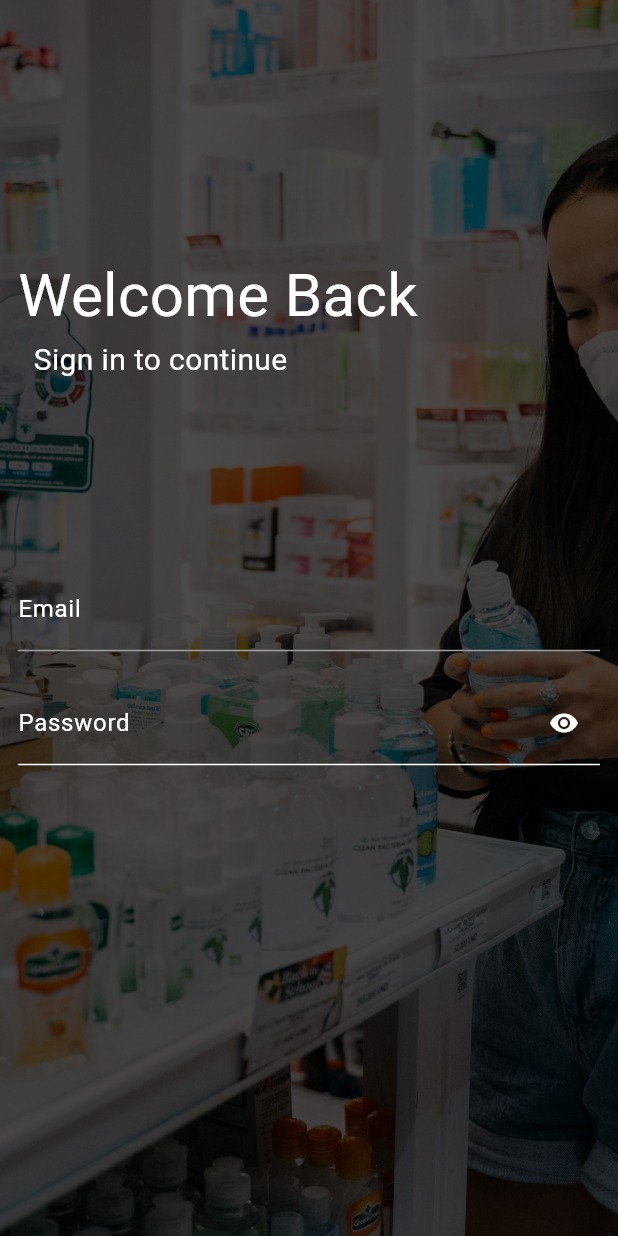
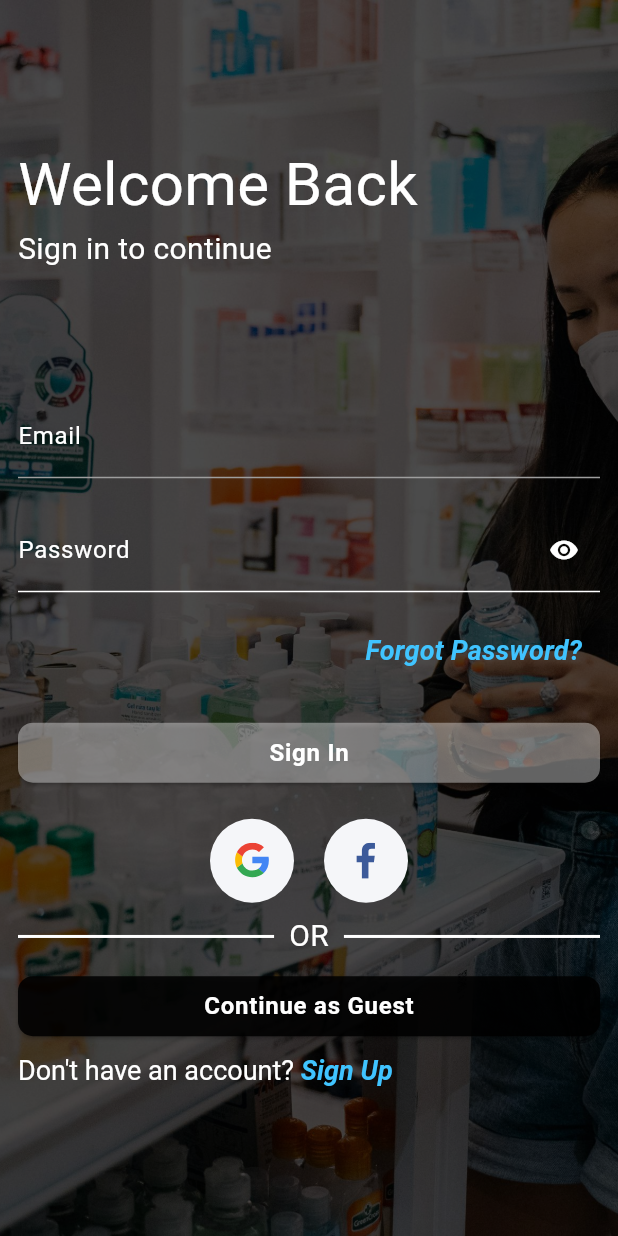
Before and after one commit to belalSoliman/primeCare, a Flutter app: the screen it shows after launch, on a phone screen of 412 x 824 dp. Run offline on Flutter 3.47's test engine with Material 3 defaults, Android fonts, the phone set to English and light mode, and no system bars; drawn by our look-alikes of card_swiper; our stand-ins replace badges, flutter_svg, iconly, shared_preferences.

Commit message:
finished log in screen

```diff
--- a/lib/consts/consts.dart
+++ b/lib/consts/consts.dart
@@ -150,4 +150,16 @@ class Constss {
           ),
     },
   ];
+  static const googleIcon =
+      '''<svg width="16" height="17" viewBox="0 0 16 17" fill="none" xmlns="http://www.w3.org/2000/svg">
+<path d="M15.9988 8.3441C15.9988 7.67295 15.9443 7.18319 15.8265 6.67529H8.1626V9.70453H12.6611C12.5705 10.4573 12.0807 11.5911 10.9923 12.3529L10.9771 12.4543L13.4002 14.3315L13.5681 14.3482C15.1099 12.9243 15.9988 10.8292 15.9988 8.3441Z" fill="#4285F4"/>
+<path d="M8.16265 16.3254C10.3666 16.3254 12.2168 15.5998 13.5682 14.3482L10.9924 12.3528C10.3031 12.8335 9.37796 13.1691 8.16265 13.1691C6.00408 13.1691 4.17202 11.7452 3.51894 9.7771L3.42321 9.78523L0.903556 11.7352L0.870605 11.8268C2.2129 14.4933 4.9701 16.3254 8.16265 16.3254Z" fill="#34A853"/>
+<path d="M3.519 9.77716C3.34668 9.26927 3.24695 8.72505 3.24695 8.16275C3.24695 7.6004 3.34668 7.05624 3.50994 6.54834L3.50537 6.44017L0.954141 4.45886L0.870669 4.49857C0.317442 5.60508 0 6.84765 0 8.16275C0 9.47785 0.317442 10.7204 0.870669 11.8269L3.519 9.77716Z" fill="#FBBC05"/>
+<path d="M8.16265 3.15623C9.69541 3.15623 10.7293 3.81831 11.3189 4.3716L13.6226 2.12231C12.2077 0.807206 10.3666 0 8.16265 0C4.9701 0 2.2129 1.83206 0.870605 4.49853L3.50987 6.54831C4.17202 4.58019 6.00408 3.15623 8.16265 3.15623Z" fill="#EB4335"/>
+</svg>''';
+
+  static const facebookIcon =
+      '''<svg width="8" height="15" viewBox="0 0 8 15" fill="none" xmlns="http://www.w3.org/2000/svg">
+<path d="M5.02224 14.8963V8.10133H7.30305L7.64452 5.45323H5.02224V3.7625C5.02224 2.99583 5.23517 2.4733 6.33467 2.4733L7.73695 2.47265V0.104232C7.49432 0.0720777 6.66197 0 5.6936 0C3.67183 0 2.28768 1.23402 2.28768 3.50037V5.4533H0.000976562V8.1014H2.28761V14.8963L5.02224 14.8963Z" fill="#3C5A9A"/>
+</svg>''';
 }
--- /dev/null
+++ b/lib/screens/Auth/auth_btn.dart
@@ -0,0 +1,38 @@
+import 'package:flutter/material.dart';
+
+class AuthBtn extends StatelessWidget {
+  const AuthBtn(
+      {super.key,
+      required this.fct,
+      required this.btnText,
+      required this.color});
+  final Function fct;
+  final String btnText;
+  final Color color;
+
+  @override
+  Widget build(BuildContext context) {
+    return SizedBox(
+      width: double.infinity,
+      child: ElevatedButton(
+        style: ElevatedButton.styleFrom(
+          backgroundColor: color,
+          shape: RoundedRectangleBorder(
+            borderRadius: BorderRadius.circular(10),
+          ),
+        ),
+        onPressed: () {
+          fct();
+        },
+        child: Text(
+          btnText,
+          style: const TextStyle(
+              color: Colors.white,
+              fontSize: 16,
+              fontWeight: FontWeight.bold,
+              letterSpacing: 0.5),
+        ),
+      ),
+    );
+  }
+}
--- /dev/null
+++ b/lib/screens/Auth/divider.dart
@@ -0,0 +1,31 @@
+import 'package:flutter/material.dart';
+
+class Dividerb extends StatelessWidget {
+  const Dividerb({super.key});
+
+  @override
+  Widget build(BuildContext context) {
+    return const Row(
+      children: [
+        Expanded(
+          child: Divider(
+            color: Colors.white,
+            thickness: 2,
+          ),
+        ),
+        SizedBox(width: 10),
+        Text(
+          'OR',
+          style: TextStyle(color: Colors.white, fontSize: 20),
+        ),
+        SizedBox(width: 10),
+        Expanded(
+          child: Divider(
+            color: Colors.white,
+            thickness: 2,
+          ),
+        ),
+      ],
+    );
+  }
+}
--- /dev/null
+++ b/lib/screens/Auth/google.btn.dart
@@ -0,0 +1,23 @@
+import 'package:flutter/material.dart';
+
+class Googlebtn extends StatelessWidget {
+  const Googlebtn({super.key, required this.press, required this.icon});
+  final VoidCallback press;
+  final Widget icon;
+  @override
+  Widget build(BuildContext context) {
+    return GestureDetector(
+      onTap: press,
+      child: Container(
+        padding: const EdgeInsets.all(16),
+        height: 56,
+        width: 56,
+        decoration: const BoxDecoration(
+          color: Color(0xFFF5F6F9),
+          shape: BoxShape.circle,
+        ),
+        child: icon,
+      ),
+    );
+  }
+}
--- a/lib/screens/Auth/log_in.dart
+++ b/lib/screens/Auth/log_in.dart
@@ -1,6 +1,13 @@
+import 'package:flutter/gestures.dart';
 import 'package:flutter/material.dart';
-import 'package:iconly/iconly.dart';
+import 'package:flutter_svg/svg.dart';
+import 'package:pharnacy_trust/consts/consts.dart';
+import 'package:pharnacy_trust/screens/Auth/auth_btn.dart';
+import 'package:pharnacy_trust/screens/Auth/divider.dart';
+import 'package:pharnacy_trust/screens/Auth/google.btn.dart';
+
 import 'package:pharnacy_trust/screens/Auth/log_in_swiper.dart';
+import 'package:pharnacy_trust/screens/Auth/login_form.dart';
 
 class LogIn extends StatefulWidget {
   const LogIn({super.key});
@@ -10,31 +17,7 @@ class LogIn extends StatefulWidget {
 }
 
 class _LogInState extends State<LogIn> {
-  final _emailController = TextEditingController();
-  final _passwordController = TextEditingController();
-  final _passwordFoucNode = FocusNode();
-  final _formKey = GlobalKey<FormState>();
-  bool _obscureText = true;
-  IconData _iconShow = Icons.visibility;
-  IconData _iconHide = Icons.visibility_off;
-
-  @override
-  void dispose() {
-    _emailController.dispose();
-    _passwordController.dispose();
-    _passwordFoucNode.dispose();
-    super.dispose();
-  }
-
   // ignore: unused_element
-  void _submit() {
-    final isValid = _formKey.currentState!.validate();
-    FocusScope.of(context).unfocus();
-    if (isValid) {
-      print("form submitted");
-    }
-  }
-
   @override
   Widget build(BuildContext context) {
     return Scaffold(
@@ -52,83 +35,75 @@ class _LogInState extends State<LogIn> {
                   crossAxisAlignment: CrossAxisAlignment.start,
                   mainAxisSize: MainAxisSize.max,
                   children: [
-                    SizedBox(height: MediaQuery.of(context).size.height * 0.19),
+                    SizedBox(height: MediaQuery.of(context).size.height * 0.1),
                     const Text("Welcome Back ",
                         style: TextStyle(color: Colors.white, fontSize: 40)),
-                    const Text("  Sign in to continue",
+                    const Text("Sign in to continue",
                         style: TextStyle(color: Colors.white, fontSize: 20)),
-                    SizedBox(height: MediaQuery.of(context).size.height * 0.15),
-                    Form(
-                        key: _formKey,
-                        child: Column(
-                          children: [
-                            TextFormField(
-                              controller: _emailController,
-                              textInputAction: TextInputAction.next,
-                              onEditingComplete: () => FocusScope.of(context)
-                                  .requestFocus(_passwordFoucNode),
-                              keyboardType: TextInputType.emailAddress,
-                              validator: (value) {
-                                if (value!.isEmpty || !value.contains("@")) {
-                                  return "Please enter a valid email address";
-                                } else {
-                                  return null;
-                                }
-                              },
-                              style: const TextStyle(color: Colors.white),
-                              decoration: const InputDecoration(
-                                labelText: "Email",
-                                labelStyle: TextStyle(color: Colors.white),
-                                enabledBorder: UnderlineInputBorder(
-                                    borderSide: BorderSide(color: Colors.grey)),
-                                focusedBorder: UnderlineInputBorder(
-                                    borderSide:
-                                        BorderSide(color: Colors.lightBlue)),
-                              ),
+                    SizedBox(height: MediaQuery.of(context).size.height * 0.1),
+                    const LoginForm(),
+                    const SizedBox(height: 15),
+                    Align(
+                      alignment: Alignment.topRight,
+                      child: TextButton(
+                          onPressed: () {},
+                          child: const Text(
+                            "Forgot Password?",
+                            maxLines: 1,
+                            style: TextStyle(
+                                color: Colors.lightBlueAccent,
+                                fontSize: 18,
+                                fontWeight: FontWeight.bold,
+                                fontStyle: FontStyle.italic),
+                          )),
                     ),
                     const SizedBox(height: 20),
-                            TextFormField(
-                              onEditingComplete: () {
-                                _submit();
-                              },
-                              obscureText: _obscureText,
-                              controller: _passwordController,
-                              textInputAction: TextInputAction.done,
-                              keyboardType: TextInputType.visiblePassword,
-                              focusNode: _passwordFoucNode,
-                              validator: (value) {
-                                if (value!.isEmpty || value.length < 6) {
-                                  return "Please enter your password";
-                                } else {
-                                  return null;
-                                }
-                              },
-                              style: const TextStyle(color: Colors.white),
-                              decoration: InputDecoration(
-                                labelText: "Password",
-                                suffixIcon: GestureDetector(
-                                  onTap: () {
-                                    setState(() {
-                                      _obscureText = !_obscureText;
-                                      _iconShow = _obscureText
-                                          ? Icons.visibility
-                                          : Icons.visibility_off;
-                                    });
-                                  },
-                                  child: Icon(_iconShow,
-                                      color: Colors.white, size: 20),
+                    AuthBtn(
+                      btnText: "Sign In",
+                      fct: () {},
+                      color: Colors.white38,
                     ),
-                                labelStyle: TextStyle(color: Colors.white),
-                                enabledBorder: UnderlineInputBorder(
-                                    borderSide:
-                                        BorderSide(color: Colors.white)),
-                                focusedBorder: UnderlineInputBorder(
-                                    borderSide:
-                                        BorderSide(color: Colors.white)),
+                    const SizedBox(height: 20),
+                    Row(
+                      mainAxisAlignment: MainAxisAlignment.center,
+                      children: [
+                        Googlebtn(
+                          icon: SvgPicture.string(Constss.googleIcon),
+                          press: () {},
                         ),
+                        const SizedBox(width: 20),
+                        Googlebtn(
+                          icon: SvgPicture.string(Constss.facebookIcon),
+                          press: () {},
                         ),
                       ],
-                        )),
+                    ),
+                    const SizedBox(height: 8),
+                    const Dividerb(),
+                    const SizedBox(height: 8),
+                    AuthBtn(
+                      btnText: "Continue as Guest",
+                      fct: () {},
+                      color: Colors.black87,
+                    ),
+                    const SizedBox(height: 8),
+                    RichText(
+                        text: TextSpan(
+                      text: "Don't have an account?",
+                      style: const TextStyle(color: Colors.white, fontSize: 18),
+                      children: [
+                        TextSpan(
+                          text: " Sign Up",
+                          style: const TextStyle(
+                            color: Colors.lightBlueAccent,
+                            fontSize: 18,
+                            fontWeight: FontWeight.bold,
+                            fontStyle: FontStyle.italic,
+                          ),
+                          recognizer: TapGestureRecognizer()..onTap = () {},
+                        )
+                      ],
+                    ))
                   ]),
             ),
           )
--- /dev/null
+++ b/lib/screens/Auth/login_form.dart
@@ -0,0 +1,103 @@
+import 'package:flutter/material.dart';
+
+class LoginForm extends StatefulWidget {
+  const LoginForm({super.key});
+
+  @override
+  State<LoginForm> createState() => _LoginFormState();
+}
+
+class _LoginFormState extends State<LoginForm> {
+  final _emailController = TextEditingController();
+  final _passwordController = TextEditingController();
+  final _passwordFoucNode = FocusNode();
+  final _formKey = GlobalKey<FormState>();
+  bool _obscureText = true;
+  IconData _iconShow = Icons.visibility;
+
+  @override
+  void dispose() {
+    _emailController.dispose();
+    _passwordController.dispose();
+    _passwordFoucNode.dispose();
+    super.dispose();
+  }
+
+  void _submit() {
+    final isValid = _formKey.currentState!.validate();
+    FocusScope.of(context).unfocus();
+    if (isValid) {
+      print("form submitted");
+    }
+  }
+
+  Widget build(BuildContext context) {
+    return Form(
+        key: _formKey,
+        child: Column(
+          children: [
+            TextFormField(
+              controller: _emailController,
+              textInputAction: TextInputAction.next,
+              onEditingComplete: () =>
+                  FocusScope.of(context).requestFocus(_passwordFoucNode),
+              keyboardType: TextInputType.emailAddress,
+              validator: (value) {
+                if (value!.isEmpty || !value.contains("@")) {
+                  return "Please enter a valid email address";
+                } else {
+                  return null;
+                }
+              },
+              style: const TextStyle(color: Colors.white),
+              decoration: const InputDecoration(
+                labelText: "Email",
+                labelStyle: TextStyle(color: Colors.white),
+                enabledBorder: UnderlineInputBorder(
+                    borderSide: BorderSide(color: Colors.grey)),
+                focusedBorder: UnderlineInputBorder(
+                    borderSide: BorderSide(color: Colors.lightBlue)),
+              ),
+            ),
+            const SizedBox(height: 20),
+            TextFormField(
+              onEditingComplete: () {
+                _submit();
+              },
+              obscureText: _obscureText,
+              controller: _passwordController,
+              textInputAction: TextInputAction.done,
+              keyboardType: TextInputType.visiblePassword,
+              focusNode: _passwordFoucNode,
+              validator: (value) {
+                if (value!.isEmpty || value.length < 6) {
+                  return "Please enter your password";
+                } else {
+                  return null;
+                }
+              },
+              style: const TextStyle(color: Colors.white),
+              decoration: InputDecoration(
+                labelText: "Password",
+                suffixIcon: GestureDetector(
+                  onTap: () {
+                    setState(() {
+                      _obscureText = !_obscureText;
+                      _iconShow = _obscureText
+                          ? Icons.visibility
+                          : Icons.visibility_off;
+                    });
+                  },
+                  child: Icon(_iconShow, color: Colors.white, size: 20),
+                ),
+                labelStyle: const TextStyle(color: Colors.white),
+                enabledBorder: const UnderlineInputBorder(
+                    borderSide: BorderSide(color: Colors.white)),
+                focusedBorder: const UnderlineInputBorder(
+                    borderSide: BorderSide(color: Colors.white)),
+              ),
+            ),
+          ],
+        ));
+  }
+}
```
Lines whose indentation alone changed are shown as unchanged.
